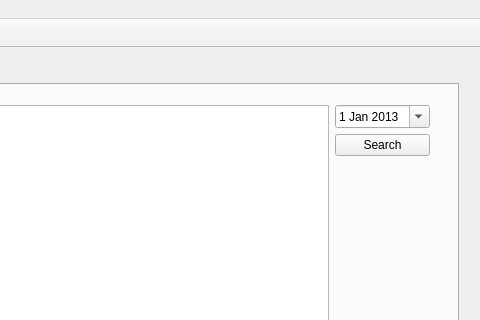
Above: mainwindow.ui from penghanyuan/ProjectQt before the change; both pictures show x 452 to 932 and y 0 to 320 of the 932 by 711 pixel window. Below: the same form after it.
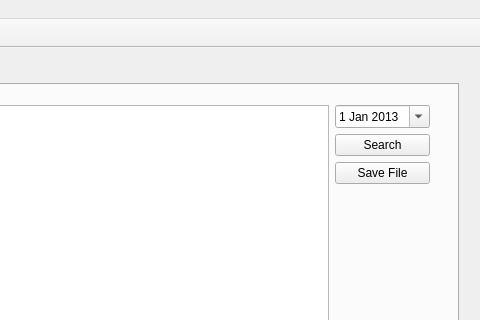
That is the form after the change. The open tabs and pages were chosen to show the change. Icons and pictures are not drawn.

```diff
--- a/mainwindow.ui
+++ b/mainwindow.ui
@@ -269,12 +269,19 @@
             </widget>
            </item>
            <item>
-            <widget class="QPushButton" name="pushButton_3">
+            <widget class="QPushButton" name="planning_search">
              <property name="text">
               <string>Search</string>
              </property>
             </widget>
            </item>
+           <item>
+            <widget class="QPushButton" name="pushButton_3">
+             <property name="text">
+              <string>Save File</string>
+             </property>
+            </widget>
+           </item>
            <item>
             <spacer name="verticalSpacer_3">
              <property name="orientation">
```
Left out of the diff: 4 changed lines with no effect on the pictures.
